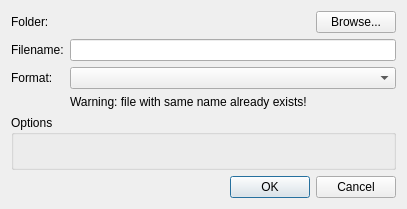
networkoptix/nx_open, file client/src/ui/dialogs/two_step_file_dialog.ui: the form before one commit.
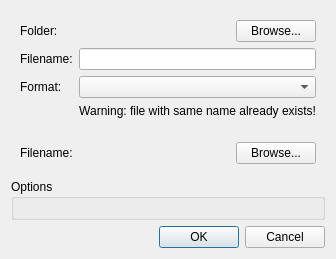
The form after the commit.

Commit message:
ExistingFile mode also works now
<==== Mercurial data ====>
Branch: feature_2745_mac_client_appstore

```diff
--- a/client/src/ui/dialogs/two_step_file_dialog.ui
+++ b/client/src/ui/dialogs/two_step_file_dialog.ui
@@ -6,29 +6,41 @@
    <rect>
     <x>0</x>
     <y>0</y>
-    <width>407</width>
-    <height>209</height>
+    <width>500</width>
+    <height>232</height>
    </rect>
   </property>
+  <property name="sizePolicy">
+   <sizepolicy hsizetype="Preferred" vsizetype="Fixed">
+    <horstretch>0</horstretch>
+    <verstretch>0</verstretch>
+   </sizepolicy>
+  </property>
+  <property name="minimumSize">
+   <size>
+    <width>500</width>
+    <height>0</height>
+   </size>
+  </property>
   <property name="windowTitle">
    <string notr="true"/>
   </property>
   <property name="modal">
    <bool>true</bool>
   </property>
-  <layout class="QVBoxLayout" name="verticalLayout" stretch="0,0,0">
+  <layout class="QVBoxLayout" name="verticalLayout" stretch="0,0,1,0">
+   <property name="sizeConstraint">
+    <enum>QLayout::SetFixedSize</enum>
+   </property>
    <item>
-    <layout class="QFormLayout" name="formLayout">
-     <item row="1" column="0">
-      <widget class="QLabel" name="label_3">
-       <property name="text">
-        <string>Filename:</string>
-       </property>
-      </widget>
-     </item>
-     <item row="1" column="1">
-      <widget class="QLineEdit" name="fileNameLineEdit"/>
-     </item>
+    <widget class="QWidget" name="newFileWidget" native="true">
+     <property name="sizePolicy">
+      <sizepolicy hsizetype="Preferred" vsizetype="Fixed">
+       <horstretch>0</horstretch>
+       <verstretch>0</verstretch>
+      </sizepolicy>
+     </property>
+     <layout class="QFormLayout" name="formLayout_2">
      <item row="0" column="0">
       <widget class="QLabel" name="label">
        <property name="text">
@@ -38,10 +50,13 @@
      </item>
      <item row="0" column="1">
       <layout class="QHBoxLayout" name="horizontalLayout" stretch="1,0">
+        <property name="sizeConstraint">
+         <enum>QLayout::SetFixedSize</enum>
+        </property>
        <item>
         <widget class="QLabel" name="directoryLabel">
          <property name="text">
-          <string notr="true">&lt;folder path (not translatable)&gt;</string>
+           <string notr="true"/>
          </property>
         </widget>
        </item>
@@ -54,6 +69,16 @@
        </item>
       </layout>
      </item>
+      <item row="1" column="0">
+       <widget class="QLabel" name="label_3">
+        <property name="text">
+         <string>Filename:</string>
+        </property>
+       </widget>
+      </item>
+      <item row="1" column="1">
+       <widget class="QLineEdit" name="fileNameLineEdit"/>
+      </item>
      <item row="2" column="0">
       <widget class="QLabel" name="label_5">
        <property name="text">
@@ -66,19 +91,75 @@
      </item>
      <item row="3" column="1">
       <widget class="QLabel" name="alreadyExistsLabel">
+        <property name="sizePolicy">
+         <sizepolicy hsizetype="Preferred" vsizetype="Fixed">
+          <horstretch>0</horstretch>
+          <verstretch>0</verstretch>
+         </sizepolicy>
+        </property>
        <property name="text">
         <string>Warning: file with same name already exists!</string>
        </property>
+        <property name="alignment">
+         <set>Qt::AlignRight|Qt::AlignTrailing|Qt::AlignVCenter</set>
+        </property>
       </widget>
      </item>
     </layout>
+    </widget>
+   </item>
+   <item>
+    <widget class="QWidget" name="existingFileWidget" native="true">
+     <property name="sizePolicy">
+      <sizepolicy hsizetype="Preferred" vsizetype="Fixed">
+       <horstretch>0</horstretch>
+       <verstretch>0</verstretch>
+      </sizepolicy>
+     </property>
+     <layout class="QHBoxLayout" name="horizontalLayout_3" stretch="0,1,0">
+      <property name="sizeConstraint">
+       <enum>QLayout::SetNoConstraint</enum>
+      </property>
+      <item>
+       <widget class="QLabel" name="label_2">
+        <property name="text">
+         <string>Filename:</string>
+        </property>
+       </widget>
+      </item>
+      <item>
+       <widget class="QLabel" name="existingFileLabel">
+        <property name="text">
+         <string notr="true"/>
+        </property>
+       </widget>
+      </item>
+      <item>
+       <widget class="QPushButton" name="browseFileButton">
+        <property name="text">
+         <string>Browse...</string>
+        </property>
+       </widget>
+      </item>
+     </layout>
+    </widget>
    </item>
    <item>
     <widget class="QGroupBox" name="optionsGroupBox">
+     <property name="sizePolicy">
+      <sizepolicy hsizetype="Preferred" vsizetype="Fixed">
+       <horstretch>0</horstretch>
+       <verstretch>0</verstretch>
+      </sizepolicy>
+     </property>
      <property name="title">
       <string>Options</string>
      </property>
-     <layout class="QGridLayout" name="optionsLayout"/>
+     <layout class="QGridLayout" name="optionsLayout">
+      <property name="sizeConstraint">
+       <enum>QLayout::SetNoConstraint</enum>
+      </property>
+     </layout>
     </widget>
    </item>
    <item>
```
Left out of the diff: 2 changed lines with no effect on the pictures. Lines whose indentation alone changed are shown as unchanged. The commit also changes 10 other files.
